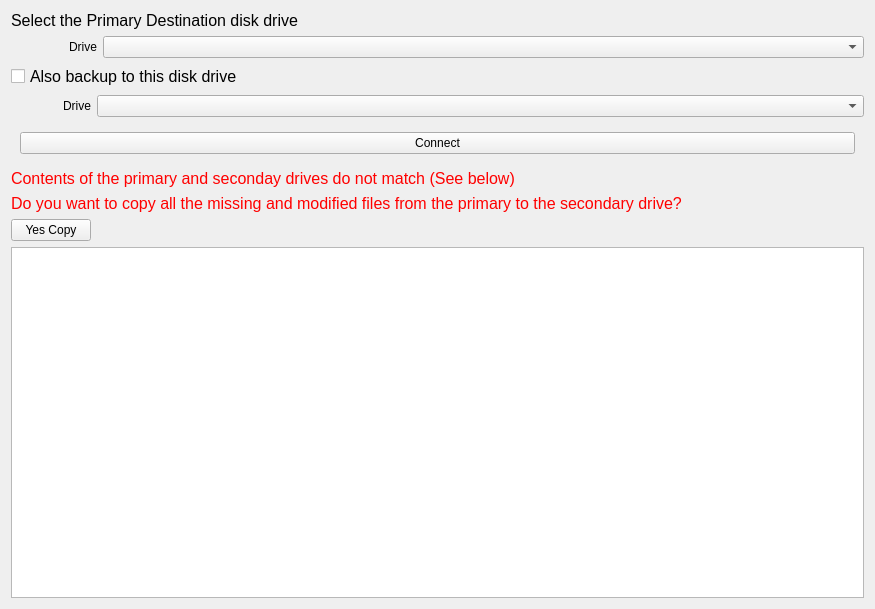
Before: the Qt Designer form src/resources/disk_drives.ui in open-AIMS/reefscan_desktop_data_manager, drawn with Qt 5.
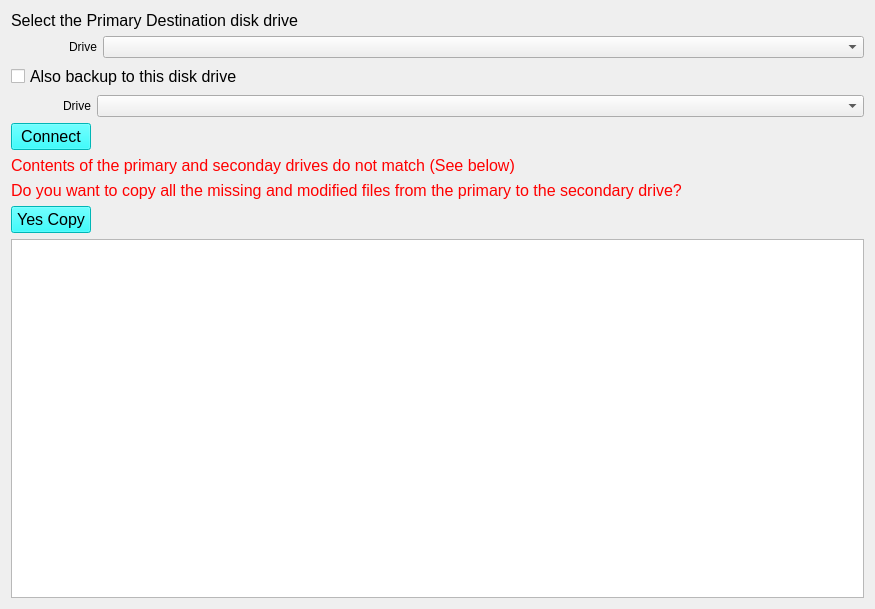
After: the same form once the commit is applied.

Patch:
```diff
--- a/src/resources/disk_drives.ui
+++ b/src/resources/disk_drives.ui
@@ -17,23 +17,22 @@
    <string notr="true"/>
   </property>
   <layout class="QGridLayout" name="gridLayout">
-   <item row="5" column="0" colspan="3">
-    <widget class="QWidget" name="widget" native="true">
-     <property name="sizePolicy">
-      <sizepolicy hsizetype="Preferred" vsizetype="Fixed">
-       <horstretch>0</horstretch>
-       <verstretch>0</verstretch>
-      </sizepolicy>
+   <item row="8" column="0" colspan="3">
+    <widget class="QTextEdit" name="messageText"/>
+   </item>
+   <item row="6" column="0" colspan="3">
+    <widget class="QLabel" name="error_label2">
+     <property name="font">
+      <font>
+       <pointsize>12</pointsize>
+      </font>
      </property>
-     <layout class="QHBoxLayout" name="horizontalLayout">
-      <item>
-       <widget class="QPushButton" name="connectButton">
-        <property name="text">
-         <string>Connect</string>
-        </property>
-       </widget>
-      </item>
-     </layout>
+     <property name="styleSheet">
+      <string notr="true">color: rgb(255, 0, 0)</string>
+     </property>
+     <property name="text">
+      <string>Do you want to copy all the missing and modified files from the primary to the secondary drive?</string>
+     </property>
     </widget>
    </item>
    <item row="3" column="0">
@@ -46,50 +45,27 @@
      </property>
     </widget>
    </item>
-   <item row="1" column="2">
-    <widget class="QComboBox" name="driveComboBox">
-     <property name="sizePolicy">
-      <sizepolicy hsizetype="Expanding" vsizetype="Fixed">
-       <horstretch>0</horstretch>
-       <verstretch>0</verstretch>
-      </sizepolicy>
-     </property>
-    </widget>
-   </item>
-   <item row="0" column="0" colspan="3">
-    <widget class="QLabel" name="label_2">
-     <property name="sizePolicy">
-      <sizepolicy hsizetype="Fixed" vsizetype="Fixed">
-       <horstretch>0</horstretch>
-       <verstretch>0</verstretch>
-      </sizepolicy>
-     </property>
-     <property name="font">
-      <font>
-       <pointsize>12</pointsize>
-      </font>
-     </property>
-     <property name="text">
-      <string>Select the Primary Destination disk drive</string>
-     </property>
-     <property name="alignment">
-      <set>Qt::AlignCenter</set>
-     </property>
-    </widget>
-   </item>
-   <item row="9" column="0" colspan="3">
-    <widget class="QTextEdit" name="messageText"/>
-   </item>
    <item row="3" column="1" colspan="2">
     <widget class="QComboBox" name="secondDriveComboBox"/>
    </item>
-   <item row="1" column="0" colspan="2">
-    <widget class="QLabel" name="label_5">
+   <item row="4" column="0">
+    <widget class="QPushButton" name="connectButton">
+     <property name="sizePolicy">
+      <sizepolicy hsizetype="Fixed" vsizetype="Fixed">
+       <horstretch>0</horstretch>
+       <verstretch>0</verstretch>
+      </sizepolicy>
+     </property>
+     <property name="font">
+      <font>
+       <pointsize>12</pointsize>
+      </font>
+     </property>
+     <property name="styleSheet">
+      <string notr="true">background-color: cyan;</string>
+     </property>
      <property name="text">
-      <string>Drive</string>
-     </property>
-     <property name="alignment">
-      <set>Qt::AlignRight|Qt::AlignTrailing|Qt::AlignVCenter</set>
+      <string>Connect</string>
      </property>
     </widget>
    </item>
@@ -105,7 +81,7 @@
      </property>
     </widget>
    </item>
-   <item row="6" column="0" colspan="3">
+   <item row="5" column="0" colspan="3">
     <widget class="QLabel" name="error_label1">
      <property name="font">
       <font>
@@ -120,23 +96,57 @@
      </property>
     </widget>
    </item>
-   <item row="7" column="0" colspan="3">
-    <widget class="QLabel" name="error_label2">
+   <item row="1" column="2">
+    <widget class="QComboBox" name="driveComboBox">
+     <property name="sizePolicy">
+      <sizepolicy hsizetype="Expanding" vsizetype="Fixed">
+       <horstretch>0</horstretch>
+       <verstretch>0</verstretch>
+      </sizepolicy>
+     </property>
+    </widget>
+   </item>
+   <item row="1" column="0" colspan="2">
+    <widget class="QLabel" name="label_5">
+     <property name="text">
+      <string>Drive</string>
+     </property>
+     <property name="alignment">
+      <set>Qt::AlignRight|Qt::AlignTrailing|Qt::AlignVCenter</set>
+     </property>
+    </widget>
+   </item>
+   <item row="0" column="0" colspan="3">
+    <widget class="QLabel" name="label_2">
+     <property name="sizePolicy">
+      <sizepolicy hsizetype="Fixed" vsizetype="Fixed">
+       <horstretch>0</horstretch>
+       <verstretch>0</verstretch>
+      </sizepolicy>
+     </property>
      <property name="font">
       <font>
        <pointsize>12</pointsize>
       </font>
      </property>
-     <property name="styleSheet">
-      <string notr="true">color: rgb(255, 0, 0)</string>
-     </property>
      <property name="text">
-      <string>Do you want to copy all the missing and modified files from the primary to the secondary drive?</string>
+      <string>Select the Primary Destination disk drive</string>
+     </property>
+     <property name="alignment">
+      <set>Qt::AlignCenter</set>
      </property>
     </widget>
    </item>
-   <item row="8" column="0">
+   <item row="7" column="0">
     <widget class="QPushButton" name="copyButton">
+     <property name="font">
+      <font>
+       <pointsize>12</pointsize>
+      </font>
+     </property>
+     <property name="styleSheet">
+      <string notr="true">background-color: cyan;</string>
+     </property>
      <property name="text">
       <string>Yes Copy</string>
      </property>
```
